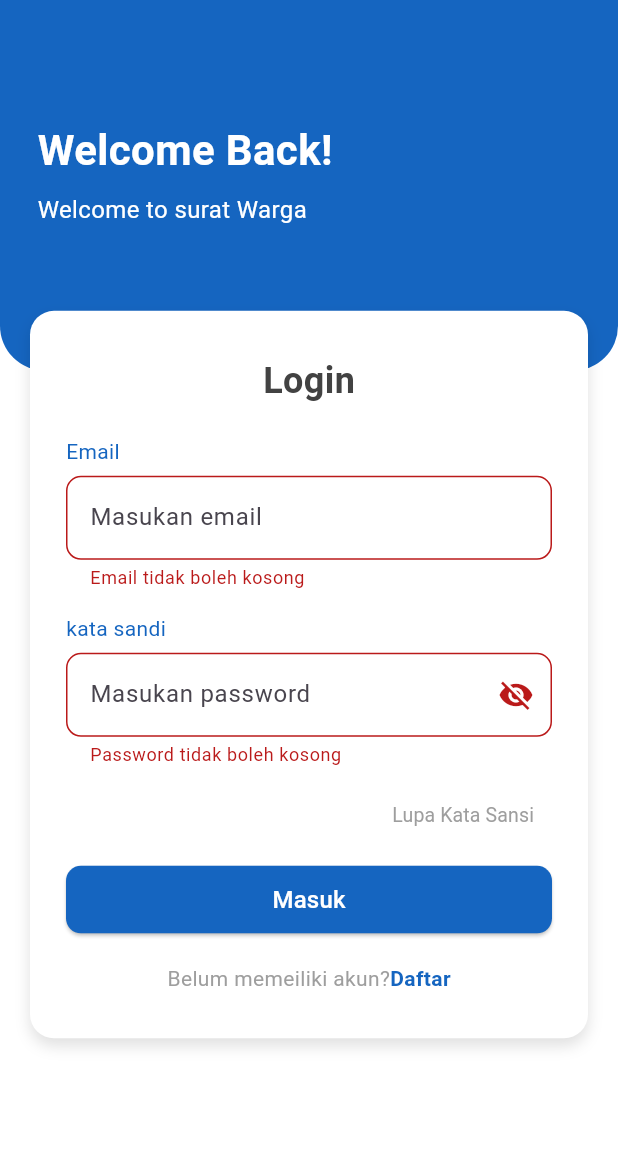
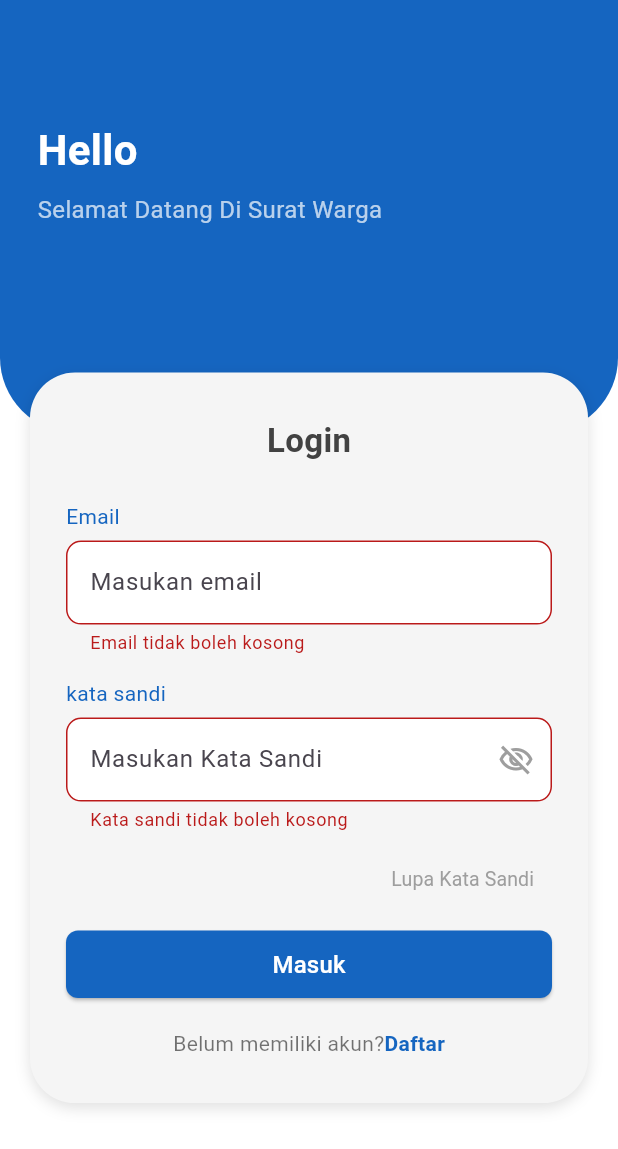
Before and after one commit to UlfiatulRosida/project_tim, a Flutter app: the screen it shows after launch, after a tap on "Masuk", on a phone screen of 412 x 824 dp. Shown: the top 1149 px of the screen. Run offline on Flutter 3.47's test engine with Material 3 defaults, Android fonts, the light colour scheme and no system bars; our stand-ins replace shared_preferences.

Commit message:
Memperbaiki tampilan login, validasi form, animasi, dan navigasi ke halaman home

```diff
--- a/lib/pages/login_page.dart
+++ b/lib/pages/login_page.dart
@@ -19,7 +19,7 @@ class _LoginPageState extends State<LoginPage>
   bool _isLoading = false;
 
 // Animasi
-  late final AnimationController _controller;
+  late AnimationController _controller;
   late Animation<double> _fadeAnimation;
   late Animation<Offset> _slideAnimation;
 
@@ -41,7 +41,7 @@ class _LoginPageState extends State<LoginPage>
             backgroundColor: Colors.green,
           ),
         );
-        Navigator.pushReplacementNamed(context, '/register');
+        Navigator.pushReplacementNamed(context, '/home');
       } else {
         ScaffoldMessenger.of(context).showSnackBar(
           SnackBar(
@@ -135,12 +135,12 @@ class _LoginPageState extends State<LoginPage>
               children: [
                 Container(
                   width: double.infinity,
-                  height: height * 0.3,
+                  height: height * 0.35,
                   decoration: const BoxDecoration(
-                    color: Color(0xFF1565c0),
+                    color: Color(0xFF1565C0),
                     borderRadius: BorderRadius.only(
-                      bottomLeft: Radius.circular(30),
-                      bottomRight: Radius.circular(30),
+                      bottomLeft: Radius.circular(50),
+                      bottomRight: Radius.circular(50),
                     ),
                   ),
                   child: const Padding(
@@ -149,7 +149,7 @@ class _LoginPageState extends State<LoginPage>
                       crossAxisAlignment: CrossAxisAlignment.start,
                       children: [
                         Text(
-                          'Welcome Back!',
+                          'Hello',
                           style: TextStyle(
                             color: Colors.white,
                             fontSize: 28,
@@ -158,9 +158,9 @@ class _LoginPageState extends State<LoginPage>
                         ),
                         SizedBox(height: 8),
                         Text(
-                          'Welcome to surat Warga',
+                          'Selamat Datang Di Surat Warga',
                           style: TextStyle(
-                            color: Colors.white,
+                            color: Colors.white70,
                             fontSize: 16,
                           ),
                         ),
@@ -174,36 +174,36 @@ class _LoginPageState extends State<LoginPage>
                       const EdgeInsets.symmetric(horizontal: 24, vertical: 30),
                   margin: const EdgeInsets.symmetric(horizontal: 20),
                   decoration: BoxDecoration(
-                    color: Colors.white,
-                    borderRadius: BorderRadius.circular(16),
+                    color: Colors.grey[100],
+                    borderRadius: BorderRadius.circular(30),
                     boxShadow: const [
                       BoxShadow(
                         color: Colors.black12,
                         blurRadius: 8,
-                        offset: Offset(0, 5),
+                        offset: Offset(0, 3),
                       ),
                     ],
                   ),
                   child: Form(
                     key: _formKey,
                     child: Column(
-                      crossAxisAlignment: CrossAxisAlignment.stretch,
+                      crossAxisAlignment: CrossAxisAlignment.start,
                       children: [
                         Center(
                           child: Text(
                             'Login',
                             style: TextStyle(
-                              fontSize: 24,
+                              fontSize: 22,
                               fontWeight: FontWeight.bold,
                               color: Colors.grey[800],
                             ),
                           ),
                         ),
-                        const SizedBox(height: 20),
+                        const SizedBox(height: 25),
                         const Text(
                           'Email',
                           style:
-                              TextStyle(fontSize: 14, color: Color(0xFF1565c0)),
+                              TextStyle(fontSize: 14, color: Color(0xFF1565C0)),
                         ),
                         const SizedBox(height: 6),
                         TextFormField(
@@ -220,6 +220,11 @@ class _LoginPageState extends State<LoginPage>
                             if (value == null || value.isEmpty) {
                               return 'Email tidak boleh kosong';
                             }
+                            final emailRegex =
+                                RegExp(r'^[\w-\.]+@([\w-]+\.)+[\w-]{2,4}$');
+                            if (!emailRegex.hasMatch(value)) {
+                              return 'Format email tidak valid';
+                            }
                             return null;
                           },
                         ),
@@ -228,7 +233,7 @@ class _LoginPageState extends State<LoginPage>
                           'kata sandi',
                           style: TextStyle(
                             fontSize: 14,
-                            color: Color(0xFF1565c0),
+                            color: Color(0xFF1565C0),
                           ),
                         ),
                         const SizedBox(height: 6),
@@ -236,7 +241,7 @@ class _LoginPageState extends State<LoginPage>
                           controller: _passwordController,
                           obscureText: _obscurePassword,
                           decoration: InputDecoration(
-                            hintText: 'Masukan password',
+                            hintText: 'Masukan Kata Sandi',
                             filled: true,
                             fillColor: Colors.white,
                             border: OutlineInputBorder(
@@ -245,8 +250,9 @@ class _LoginPageState extends State<LoginPage>
                             suffixIcon: IconButton(
                               icon: Icon(
                                 _obscurePassword
-                                    ? Icons.visibility_off
-                                    : Icons.visibility,
+                                    ? Icons.visibility_off_outlined
+                                    : Icons.visibility_outlined,
+                                color: Colors.grey,
                               ),
                               onPressed: () {
                                 setState(() {
@@ -257,9 +263,9 @@ class _LoginPageState extends State<LoginPage>
                           ),
                           validator: (value) {
                             if (value == null || value.isEmpty) {
-                              return 'Password tidak boleh kosong';
+                              return 'Kata sandi tidak boleh kosong';
                             } else if (value.length < 6) {
-                              return 'Password harus terdiri dari minimal 6 karakter';
+                              return 'Kata sandi minimal 6 karakter';
                             }
                             return null;
                           },
@@ -270,7 +276,7 @@ class _LoginPageState extends State<LoginPage>
                           child: TextButton(
                             onPressed: () {},
                             child: const Text(
-                              'Lupa Kata Sansi',
+                              'Lupa Kata Sandi',
                               style: TextStyle(
                                   color: Colors.grey,
                                   fontSize: 13,
@@ -285,9 +291,9 @@ class _LoginPageState extends State<LoginPage>
                           child: ElevatedButton(
                             onPressed: _isLoading ? null : _validateAndLogin,
                             style: ElevatedButton.styleFrom(
-                              backgroundColor: const Color(0xFF1565c0),
+                              backgroundColor: const Color(0xFF1565C0),
                               shape: RoundedRectangleBorder(
-                                borderRadius: BorderRadius.circular(10),
+                                borderRadius: BorderRadius.circular(8),
                               ),
                             ),
                             child: _isLoading
@@ -312,10 +318,10 @@ class _LoginPageState extends State<LoginPage>
                             mainAxisAlignment: MainAxisAlignment.center,
                             children: [
                               const Text(
-                                'Belum memeiliki akun?',
+                                'Belum memiliki akun?',
                                 style: TextStyle(
                                   fontSize: 14,
-                                  color: Colors.grey,
+                                  color: Colors.black54,
                                 ),
                               ),
                               GestureDetector(
@@ -323,8 +329,8 @@ class _LoginPageState extends State<LoginPage>
                                 child: const Text(
                                   'Daftar',
                                   style: TextStyle(
-                                    color: Color(0xFF1565c0),
-                                    fontWeight: FontWeight.bold,
+                                    color: Color(0xFF1565C0),
+                                    fontWeight: FontWeight.w600,
                                     fontSize: 14,
                                   ),
                                 ),
```
